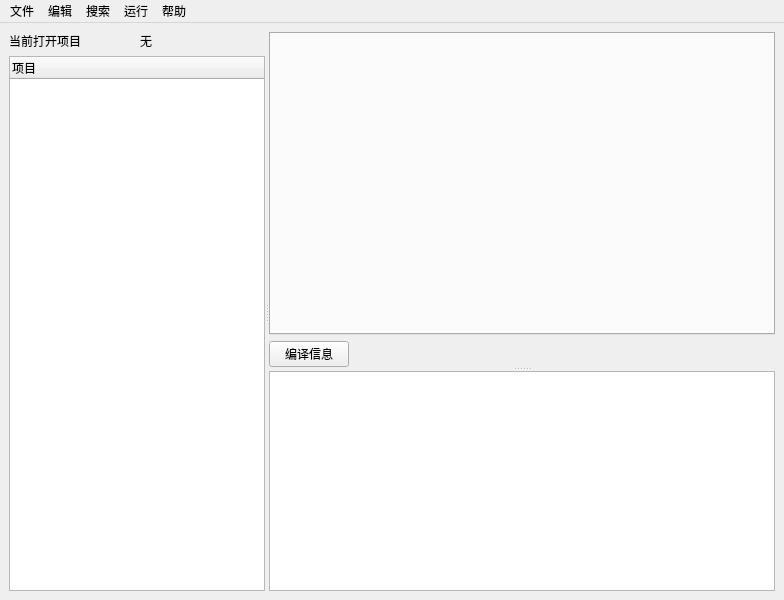
First picture: the form in CEditor/mainwindow.ui, repository XiaoZheng2003/BIT-QT-IDE, before the edit.
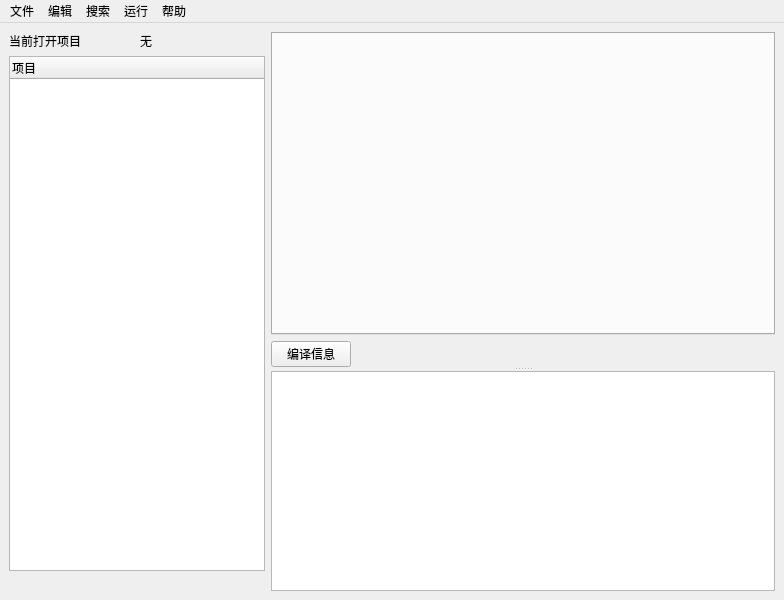
Second picture: the form after the edit.

The edit to the form file:
```diff
--- a/CEditor/mainwindow.ui
+++ b/CEditor/mainwindow.ui
@@ -14,13 +14,8 @@
    <string>MainWindow</string>
   </property>
   <widget class="QWidget" name="centralwidget">
-   <layout class="QHBoxLayout" name="horizontalLayout_3">
+   <layout class="QHBoxLayout" name="horizontalLayout_4">
     <item>
-     <widget class="QSplitter" name="splitter_2">
-      <property name="orientation">
-       <enum>Qt::Horizontal</enum>
-      </property>
-      <widget class="QWidget" name="layoutWidget">
        <layout class="QVBoxLayout" name="verticalLayout_2">
         <item>
          <layout class="QHBoxLayout" name="horizontalLayout_2">
@@ -49,8 +44,27 @@
           </column>
          </widget>
         </item>
-       </layout>
-      </widget>
+      <item>
+       <layout class="QHBoxLayout" name="horizontalLayout_3">
+        <item>
+         <widget class="QLabel" name="rowLabel">
+          <property name="text">
+           <string/>
+          </property>
+         </widget>
+        </item>
+        <item>
+         <widget class="QLabel" name="allLabel">
+          <property name="text">
+           <string/>
+          </property>
+         </widget>
+        </item>
+       </layout>
+      </item>
+     </layout>
+    </item>
+    <item>
       <widget class="QSplitter" name="splitter">
        <property name="sizePolicy">
         <sizepolicy hsizetype="Preferred" vsizetype="Expanding">
@@ -108,7 +122,6 @@
         </property>
        </widget>
       </widget>
-     </widget>
     </item>
    </layout>
   </widget>
```
Left out of the diff: 2 changed lines with no effect on the pictures. Lines whose indentation alone changed are shown as unchanged.
